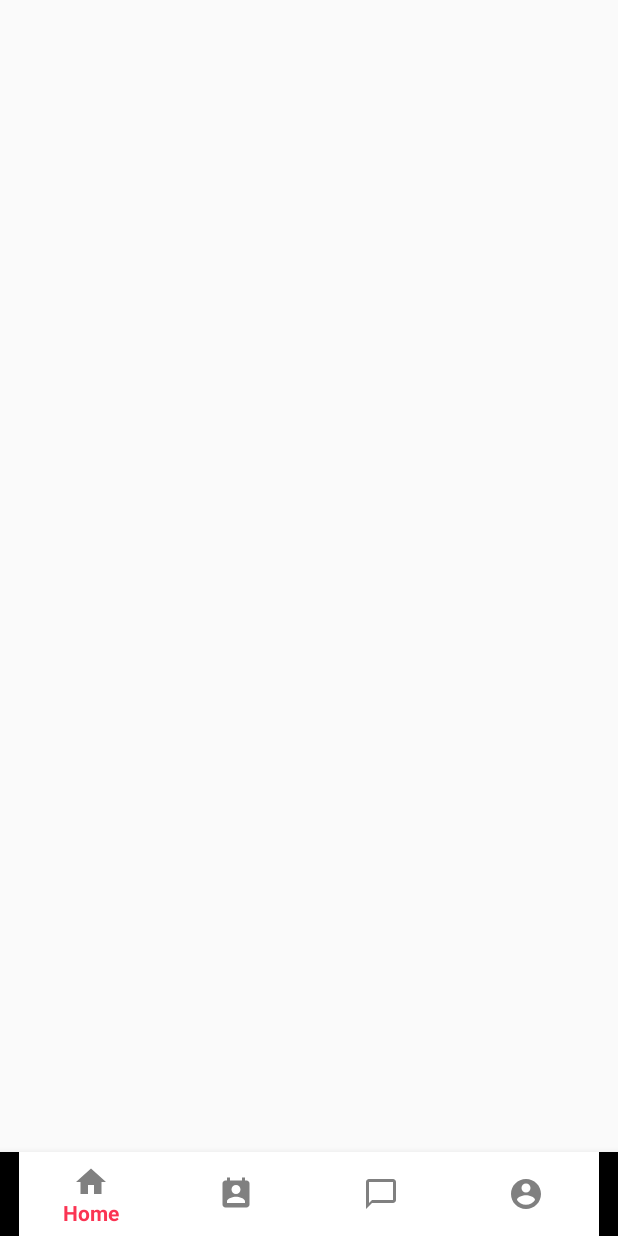
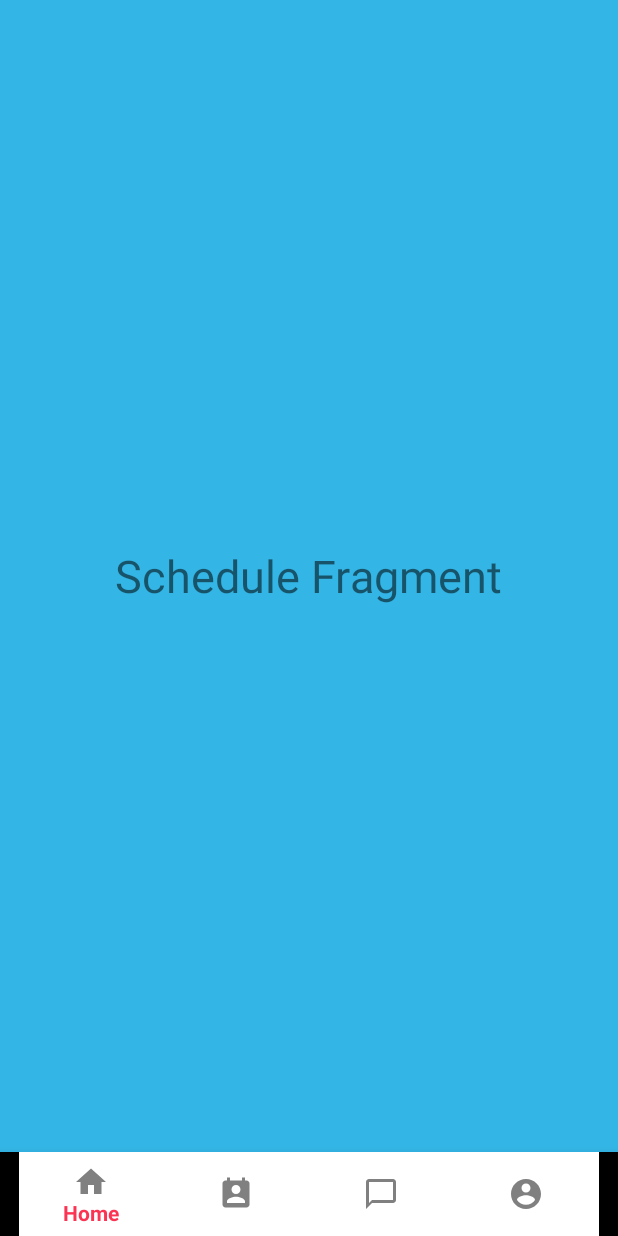
Before and after one commit to kinect-mario/smartSchedule, an Android app: the screen it shows after launch (MainActivity), on a phone screen of 412 x 824 dp. Run offline under Robolectric (Android 15) with nearby library versions, the phone set to English and light mode, and no system bars; 1 statement that could not run was skipped.

Commit message:
added slider to bottomNavigation

```diff
--- a/scrollView/app/src/main/java/com/example/scrollview/MainActivity.java
+++ b/scrollView/app/src/main/java/com/example/scrollview/MainActivity.java
@@ -5,6 +5,7 @@ import androidx.appcompat.app.AppCompatActivity;
 import androidx.fragment.app.Fragment;
 import androidx.recyclerview.widget.LinearLayoutManager;
 import androidx.recyclerview.widget.RecyclerView;
+import androidx.viewpager.widget.ViewPager;
 
 import android.os.Bundle;
 import android.util.Log;
@@ -18,45 +19,78 @@ import java.util.ArrayList;
 public class MainActivity extends AppCompatActivity {
     private static final String TAG = "MainActivity";
 
+    MenuItem prevMenuItem;
+    ViewPager viewPager;
+
 
     @Override
     protected void onCreate(Bundle savedInstanceState) {
         super.onCreate(savedInstanceState);
         setContentView(R.layout.activity_main);
 
+        viewPager = findViewById(R.id.fragment_container);
         //bottom navigation
-        BottomNavigationView bottomNavigationView = (BottomNavigationView) findViewById(R.id.bottom_navigation);
+        final BottomNavigationView bottomNavigationView = (BottomNavigationView) findViewById(R.id.bottom_navigation);
         bottomNavigationView.setOnNavigationItemSelectedListener(navListener);
+        viewPager.addOnPageChangeListener(new ViewPager.OnPageChangeListener() {
+            @Override
+            public void onPageScrolled(int position, float positionOffset, int positionOffsetPixels) {
+
+            }
+
+            @Override
+            public void onPageSelected(int position) {
+                if (prevMenuItem != null) {
+                    prevMenuItem.setChecked(false);
+                } else {
+                    bottomNavigationView.getMenu().getItem(0).setChecked(false);
+                }
+                Log.d("page", "onPageSelected: " + position);
+                bottomNavigationView.getMenu().getItem(position).setChecked(true);
+                prevMenuItem = bottomNavigationView.getMenu().getItem(position);
+
+            }
 
 
+            @Override
+            public void onPageScrollStateChanged(int state) {
 
-        if (savedInstanceState == null) {
-            getSupportFragmentManager().beginTransaction().replace(R.id.fragment_container,
-                    new HomeFragment()).commit();
-        }
+            }
+        });
+        setupViewPager(viewPager);
+
     }
 
     private BottomNavigationView.OnNavigationItemSelectedListener navListener =
             new BottomNavigationView.OnNavigationItemSelectedListener() {
                 @Override
                 public boolean onNavigationItemSelected(@NonNull MenuItem item) {
-                    Fragment selectedFragment = null;
                     switch (item.getItemId()) {
                         case R.id.action_home:
-                            selectedFragment = new HomeFragment();
+                            viewPager.setCurrentItem(0);
                             break;
                         case R.id.action_schedule:
-                            selectedFragment = new scheduleFragment();
+                            viewPager.setCurrentItem(1);
                             break;
                         case R.id.action_subject:
-                            selectedFragment = new subjectFragment();
+                            viewPager.setCurrentItem(2);
                             break;
                         case R.id.action_profile:
-                            selectedFragment = new userFragment();
+                            viewPager.setCurrentItem(3);
                     }
-                    getSupportFragmentManager().beginTransaction().replace(R.id.fragment_container,
-                            selectedFragment).commit();
                     return true;
                 }
             };
+
+    //adding fragments to viewpager
+    private void setupViewPager(ViewPager viewPager) {
+        ViewPagerAdapter viewPagerAdapter = new ViewPagerAdapter(getSupportFragmentManager());
+        viewPagerAdapter.addFragment(new HomeFragment());
+        viewPagerAdapter.addFragment(new scheduleFragment());
+        viewPagerAdapter.addFragment(new subjectFragment());
+        viewPagerAdapter.addFragment(new userFragment());
+        viewPager.setAdapter(viewPagerAdapter);
+    }
+
+
 }
--- /dev/null
+++ b/scrollView/app/src/main/java/com/example/scrollview/ViewPagerAdapter.java
@@ -0,0 +1,29 @@
+package com.example.scrollview;
+
+import androidx.fragment.app.Fragment;
+import androidx.fragment.app.FragmentManager;
+import androidx.fragment.app.FragmentPagerAdapter;
+
+import java.util.ArrayList;
+import java.util.List;
+
+public class ViewPagerAdapter extends FragmentPagerAdapter {
+    private final List<Fragment> mFragmentList = new ArrayList<>();
+
+    public ViewPagerAdapter(FragmentManager manager) {
+        super(manager);
+    }
+    @Override
+    public Fragment getItem(int position) {
+        return mFragmentList.get(position);
+    }
+
+    @Override
+    public int getCount() {
+        return mFragmentList.size();
+    }
+
+    public void addFragment(Fragment fragment) {
+        mFragmentList.add(fragment);
+    }
+}
--- a/scrollView/app/src/main/res/layout/activity_main.xml
+++ b/scrollView/app/src/main/res/layout/activity_main.xml
@@ -4,11 +4,16 @@
     xmlns:tools="http://schemas.android.com/tools"
     android:layout_width="match_parent"
     android:layout_height="match_parent">
-    <FrameLayout
+
+    <androidx.viewpager.widget.ViewPager
         android:id="@+id/fragment_container"
         android:layout_width="match_parent"
-        android:layout_height="match_parent"
-        app:layout_constraintBottom_toTopOf="@+id/bottom_navigation"/>
+        android:layout_height="0dp"
+        app:layout_constraintBottom_toTopOf="@+id/bottom_navigation"
+        app:layout_constraintTop_toTopOf="parent"
+        app:layout_behavior="@string/appbar_scrolling_view_behavior"/>
+
+
     <com.google.android.material.bottomnavigation.BottomNavigationView
         android:id="@+id/bottom_navigation"
         android:layout_width="match_parent"
@@ -19,4 +24,7 @@
         app:layout_constraintBottom_toBottomOf="parent"
         app:menu="@menu/bottom_nav_menu"
         tools:layout_editor_absoluteX="117dp"/>
+
+
+
 </androidx.constraintlayout.widget.ConstraintLayout>
```
